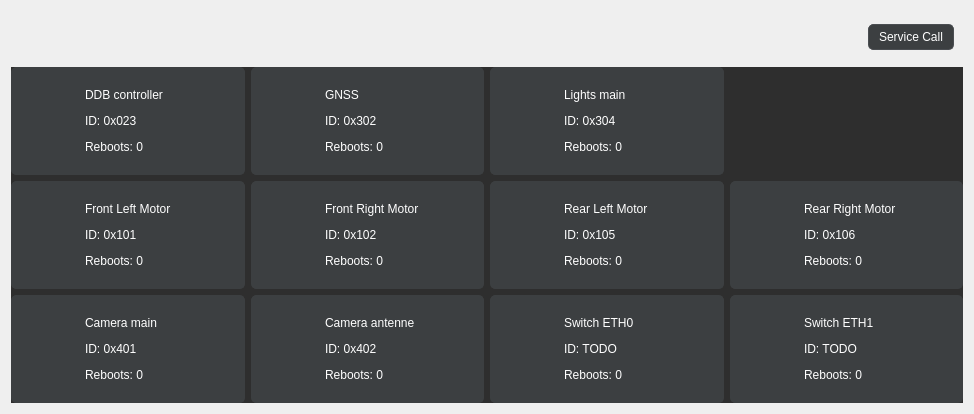
Above: rover_gui/ui/ui/DeviceStatus.ui from robotique-udes/rover before the change. Below: the same form after it.
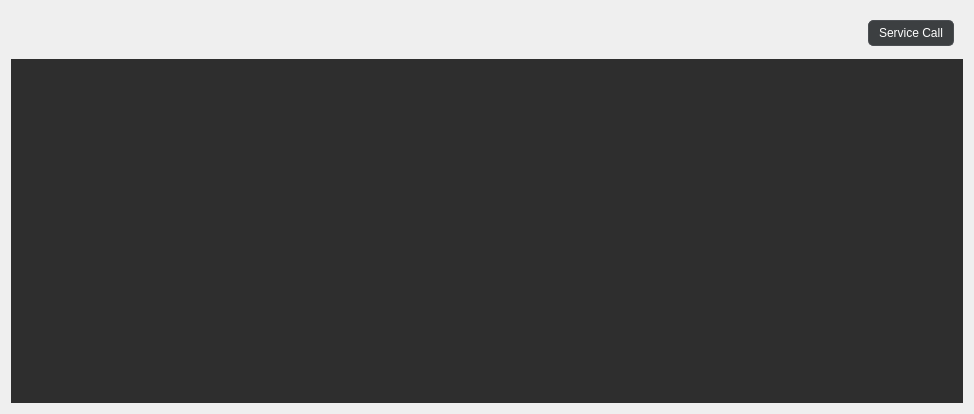
That is the form after the change. Icons and pictures are not drawn.

Commit message: Tests with flow layout

```diff
--- a/rover_gui/ui/ui/DeviceStatus.ui
+++ b/rover_gui/ui/ui/DeviceStatus.ui
@@ -10,861 +10,33 @@
     <height>414</height>
    </rect>
   </property>
+  <property name="sizePolicy">
+   <sizepolicy hsizetype="Expanding" vsizetype="Expanding">
+    <horstretch>0</horstretch>
+    <verstretch>1</verstretch>
+   </sizepolicy>
+  </property>
   <property name="windowTitle">
    <string>Form</string>
   </property>
   <property name="styleSheet">
    <string notr="true"/>
   </property>
-  <layout class="QGridLayout" name="gridLayout_2">
+  <layout class="QGridLayout" name="gridLayout_2" rowstretch="0,1" columnstretch="0,0,0,0,0,1">
    <item row="1" column="5">
     <widget class="QWidget" name="deviceInfos" native="true">
+     <property name="sizePolicy">
+      <sizepolicy hsizetype="Expanding" vsizetype="Expanding">
+       <horstretch>0</horstretch>
+       <verstretch>0</verstretch>
+      </sizepolicy>
+     </property>
      <property name="styleSheet">
       <string notr="true">QWidget {
      background-color: #2e2e2e;
     color: #ffffff;
 }</string>
      </property>
-     <layout class="QGridLayout" name="gridLayout">
-      <property name="leftMargin">
-       <number>0</number>
-      </property>
-      <property name="topMargin">
-       <number>0</number>
-      </property>
-      <property name="rightMargin">
-       <number>0</number>
-      </property>
-      <property name="bottomMargin">
-       <number>0</number>
-      </property>
-      <property name="horizontalSpacing">
-       <number>6</number>
-      </property>
-      <item row="3" column="3">
-       <widget class="QWidget" name="switchETH0" native="true">
-        <property name="styleSheet">
-         <string notr="true">QWidget {
-		background-color: #3c3f41;
-		color: #FFFFFF;
-		border: 1px solid #3c3f41;
-		border-radius: 5px;
-		padding: 5px 10px;
-}</string>
-        </property>
-        <layout class="QGridLayout" name="gridLayout_12">
-         <property name="leftMargin">
-          <number>0</number>
-         </property>
-         <property name="topMargin">
-          <number>0</number>
-         </property>
-         <property name="rightMargin">
-          <number>0</number>
-         </property>
-         <property name="bottomMargin">
-          <number>0</number>
-         </property>
-         <property name="spacing">
-          <number>0</number>
-         </property>
-         <item row="0" column="0">
-          <widget class="QLabel" name="switchETH0Icon">
-           <property name="enabled">
-            <bool>true</bool>
-           </property>
-           <property name="sizePolicy">
-            <sizepolicy hsizetype="Minimum" vsizetype="Minimum">
-             <horstretch>0</horstretch>
-             <verstretch>0</verstretch>
-            </sizepolicy>
-           </property>
-           <property name="maximumSize">
-            <size>
-             <width>60</width>
-             <height>60</height>
-            </size>
-           </property>
-           <property name="autoFillBackground">
-            <bool>false</bool>
-           </property>
-           <property name="lineWidth">
-            <number>1</number>
-           </property>
-           <property name="text">
-            <string/>
-           </property>
-           <property name="pixmap">
-            <pixmap resource="../../src/Global/Constant/resources.qrc">:/icons/ethswitch.png</pixmap>
-           </property>
-           <property name="scaledContents">
-            <bool>true</bool>
-           </property>
-          </widget>
-         </item>
-         <item row="0" column="1">
-          <widget class="QLabel" name="switchETH0Info">
-           <property name="text">
-            <string>&lt;html&gt;&lt;head/&gt;&lt;body&gt;&lt;p&gt;Switch ETH0&lt;/p&gt;&lt;p&gt;ID: TODO&lt;/p&gt;&lt;p&gt;Reboots: 0&lt;/p&gt;&lt;/body&gt;&lt;/html&gt;</string>
-           </property>
-           <property name="wordWrap">
-            <bool>false</bool>
-           </property>
-          </widget>
-         </item>
-        </layout>
-       </widget>
-      </item>
-      <item row="1" column="1">
-       <widget class="QWidget" name="frontleftMotor" native="true">
-        <property name="styleSheet">
-         <string notr="true">QWidget {
-		background-color: #3c3f41;
-		color: #FFFFFF;
-		border: 1px solid #3c3f41;
-		border-radius: 5px;
-		padding: 5px 10px;
-}</string>
-        </property>
-        <layout class="QGridLayout" name="gridLayout_11">
-         <property name="leftMargin">
-          <number>0</number>
-         </property>
-         <property name="topMargin">
-          <number>0</number>
-         </property>
-         <property name="rightMargin">
-          <number>0</number>
-         </property>
-         <property name="bottomMargin">
-          <number>0</number>
-         </property>
-         <property name="spacing">
-          <number>0</number>
-         </property>
-         <item row="0" column="1">
-          <widget class="QLabel" name="frontleftMotorIcon">
-           <property name="enabled">
-            <bool>true</bool>
-           </property>
-           <property name="sizePolicy">
-            <sizepolicy hsizetype="Minimum" vsizetype="Minimum">
-             <horstretch>0</horstretch>
-             <verstretch>0</verstretch>
-            </sizepolicy>
-           </property>
-           <property name="maximumSize">
-            <size>
-             <width>60</width>
-             <height>60</height>
-            </size>
-           </property>
-           <property name="autoFillBackground">
-            <bool>false</bool>
-           </property>
-           <property name="lineWidth">
-            <number>1</number>
-           </property>
-           <property name="text">
-            <string/>
-           </property>
-           <property name="pixmap">
-            <pixmap resource="../../src/Global/Constant/resources.qrc">:/icons/motor.png</pixmap>
-           </property>
-           <property name="scaledContents">
-            <bool>true</bool>
-           </property>
-          </widget>
-         </item>
-         <item row="0" column="2">
-          <widget class="QLabel" name="frontleftMotorInfo">
-           <property name="sizePolicy">
-            <sizepolicy hsizetype="Preferred" vsizetype="Preferred">
-             <horstretch>0</horstretch>
-             <verstretch>0</verstretch>
-            </sizepolicy>
-           </property>
-           <property name="text">
-            <string>&lt;html&gt;&lt;head/&gt;&lt;body&gt;&lt;p&gt;Front Left Motor&lt;/p&gt;&lt;p&gt;ID: 0x101&lt;/p&gt;&lt;p&gt;Reboots: 0&lt;/p&gt;&lt;/body&gt;&lt;/html&gt;</string>
-           </property>
-           <property name="wordWrap">
-            <bool>false</bool>
-           </property>
-          </widget>
-         </item>
-        </layout>
-       </widget>
-      </item>
-      <item row="0" column="1">
-       <widget class="QWidget" name="ddbController" native="true">
-        <property name="styleSheet">
-         <string notr="true">QWidget {
-		background-color: #3c3f41;
-		color: #FFFFFF;
-		border: 1px solid #3c3f41;
-		border-radius: 5px;
-		padding: 5px 10px;
-}</string>
-        </property>
-        <layout class="QGridLayout" name="gridLayout_18">
-         <property name="leftMargin">
-          <number>0</number>
-         </property>
-         <property name="topMargin">
-          <number>0</number>
-         </property>
-         <property name="rightMargin">
-          <number>0</number>
-         </property>
-         <property name="bottomMargin">
-          <number>0</number>
-         </property>
-         <property name="spacing">
-          <number>0</number>
-         </property>
-         <item row="0" column="0">
-          <widget class="QLabel" name="ddbControllerIcon">
-           <property name="enabled">
-            <bool>true</bool>
-           </property>
-           <property name="sizePolicy">
-            <sizepolicy hsizetype="Minimum" vsizetype="Minimum">
-             <horstretch>0</horstretch>
-             <verstretch>0</verstretch>
-            </sizepolicy>
-           </property>
-           <property name="maximumSize">
-            <size>
-             <width>60</width>
-             <height>60</height>
-            </size>
-           </property>
-           <property name="autoFillBackground">
-            <bool>false</bool>
-           </property>
-           <property name="lineWidth">
-            <number>1</number>
-           </property>
-           <property name="text">
-            <string/>
-           </property>
-           <property name="pixmap">
-            <pixmap resource="../../src/Global/Constant/resources.qrc">:/icons/ddb.png</pixmap>
-           </property>
-           <property name="scaledContents">
-            <bool>true</bool>
-           </property>
-          </widget>
-         </item>
-         <item row="0" column="2">
-          <widget class="QLabel" name="ddbControllerInfo">
-           <property name="text">
-            <string>&lt;html&gt;&lt;head/&gt;&lt;body&gt;&lt;p&gt;DDB controller&lt;/p&gt;&lt;p&gt;ID: 0x023&lt;/p&gt;&lt;p&gt;Reboots: 0&lt;/p&gt;&lt;/body&gt;&lt;/html&gt;</string>
-           </property>
-           <property name="textFormat">
-            <enum>Qt::AutoText</enum>
-           </property>
-           <property name="wordWrap">
-            <bool>false</bool>
-           </property>
-          </widget>
-         </item>
-        </layout>
-       </widget>
-      </item>
-      <item row="1" column="4">
-       <widget class="QWidget" name="rearrightMotor" native="true">
-        <property name="styleSheet">
-         <string notr="true">QWidget {
-		background-color: #3c3f41;
-		color: #FFFFFF;
-		border: 1px solid #3c3f41;
-		border-radius: 5px;
-		padding: 5px 10px;
-}</string>
-        </property>
-        <layout class="QGridLayout" name="gridLayout_10">
-         <property name="leftMargin">
-          <number>0</number>
-         </property>
-         <property name="topMargin">
-          <number>0</number>
-         </property>
-         <property name="rightMargin">
-          <number>0</number>
-         </property>
-         <property name="bottomMargin">
-          <number>0</number>
-         </property>
-         <property name="spacing">
-          <number>0</number>
-         </property>
-         <item row="0" column="1">
-          <widget class="QLabel" name="rearrightMotorIcon">
-           <property name="enabled">
-            <bool>true</bool>
-           </property>
-           <property name="sizePolicy">
-            <sizepolicy hsizetype="Minimum" vsizetype="Minimum">
-             <horstretch>0</horstretch>
-             <verstretch>0</verstretch>
-            </sizepolicy>
-           </property>
-           <property name="maximumSize">
-            <size>
-             <width>60</width>
-             <height>60</height>
-            </size>
-           </property>
-           <property name="autoFillBackground">
-            <bool>false</bool>
-           </property>
-           <property name="lineWidth">
-            <number>1</number>
-           </property>
-           <property name="text">
-            <string/>
-           </property>
-           <property name="pixmap">
-            <pixmap resource="../../src/Global/Constant/resources.qrc">:/icons/motor.png</pixmap>
-           </property>
-           <property name="scaledContents">
-            <bool>true</bool>
-           </property>
-          </widget>
-         </item>
-         <item row="0" column="2">
-          <widget class="QLabel" name="rearrightMotorInfo">
-           <property name="text">
-            <string>&lt;html&gt;&lt;head/&gt;&lt;body&gt;&lt;p&gt;Rear Right Motor&lt;/p&gt;&lt;p&gt;ID: 0x106&lt;/p&gt;&lt;p&gt;Reboots: 0&lt;/p&gt;&lt;/body&gt;&lt;/html&gt;</string>
-           </property>
-           <property name="wordWrap">
-            <bool>false</bool>
-           </property>
-          </widget>
-         </item>
-        </layout>
-       </widget>
-      </item>
-      <item row="0" column="3">
-       <widget class="QWidget" name="lightsMain" native="true">
-        <property name="styleSheet">
-         <string notr="true">QWidget {
-		background-color: #3c3f41;
-		color: #FFFFFF;
-		border: 1px solid #3c3f41;
-		border-radius: 5px;
-		padding: 5px 10px;
-}</string>
-        </property>
-        <layout class="QGridLayout" name="gridLayout_16">
-         <property name="leftMargin">
-          <number>0</number>
-         </property>
-         <property name="topMargin">
-          <number>0</number>
-         </property>
-         <property name="rightMargin">
-          <number>0</number>
-         </property>
-         <property name="bottomMargin">
-          <number>0</number>
-         </property>
-         <property name="spacing">
-          <number>0</number>
-         </property>
-         <item row="0" column="1">
-          <widget class="QLabel" name="lightsMainInfo">
-           <property name="text">
-            <string>&lt;html&gt;&lt;head/&gt;&lt;body&gt;&lt;p&gt;Lights main&lt;/p&gt;&lt;p&gt;ID: 0x304&lt;/p&gt;&lt;p&gt;Reboots: 0&lt;/p&gt;&lt;/body&gt;&lt;/html&gt;</string>
-           </property>
-           <property name="wordWrap">
-            <bool>false</bool>
-           </property>
-          </widget>
-         </item>
-         <item row="0" column="0">
-          <widget class="QLabel" name="lightsMainIcon">
-           <property name="enabled">
-            <bool>true</bool>
-           </property>
-           <property name="sizePolicy">
-            <sizepolicy hsizetype="Minimum" vsizetype="Minimum">
-             <horstretch>0</horstretch>
-             <verstretch>0</verstretch>
-            </sizepolicy>
-           </property>
-           <property name="maximumSize">
-            <size>
-             <width>60</width>
-             <height>60</height>
-            </size>
-           </property>
-           <property name="autoFillBackground">
-            <bool>false</bool>
-           </property>
-           <property name="lineWidth">
-            <number>1</number>
-           </property>
-           <property name="text">
-            <string/>
-           </property>
-           <property name="pixmap">
-            <pixmap resource="../../src/Global/Constant/resources.qrc">:/icons/light.png</pixmap>
-           </property>
-           <property name="scaledContents">
-            <bool>true</bool>
-           </property>
-          </widget>
-         </item>
-        </layout>
-       </widget>
-      </item>
-      <item row="3" column="1">
-       <widget class="QWidget" name="cameraMain" native="true">
-        <property name="styleSheet">
-         <string notr="true">QWidget {
-		background-color: #3c3f41;
-		color: #FFFFFF;
-		border: 1px solid #3c3f41;
-		border-radius: 5px;
-		padding: 5px 10px;
-}</string>
-        </property>
-        <layout class="QGridLayout" name="gridLayout_15">
-         <property name="leftMargin">
-          <number>0</number>
-         </property>
-         <property name="topMargin">
-          <number>0</number>
-         </property>
-         <property name="rightMargin">
-          <number>0</number>
-         </property>
-         <property name="bottomMargin">
-          <number>0</number>
-         </property>
-         <property name="spacing">
-          <number>0</number>
-         </property>
-         <item row="0" column="0">
-          <widget class="QLabel" name="CamMainIcon">
-           <property name="enabled">
-            <bool>true</bool>
-           </property>
-           <property name="sizePolicy">
-            <sizepolicy hsizetype="Minimum" vsizetype="Minimum">
-             <horstretch>0</horstretch>
-             <verstretch>0</verstretch>
-            </sizepolicy>
-           </property>
-           <property name="maximumSize">
-            <size>
-             <width>60</width>
-             <height>60</height>
-            </size>
-           </property>
-           <property name="autoFillBackground">
-            <bool>false</bool>
-           </property>
-           <property name="lineWidth">
-            <number>1</number>
-           </property>
-           <property name="text">
-            <string/>
-           </property>
-           <property name="pixmap">
-            <pixmap resource="../../src/Global/Constant/resources.qrc">:/icons/camera.png</pixmap>
-           </property>
-           <property name="scaledContents">
-            <bool>true</bool>
-           </property>
-          </widget>
-         </item>
-         <item row="0" column="1">
-          <widget class="QLabel" name="cameraMainInfo">
-           <property name="text">
-            <string>&lt;html&gt;&lt;head/&gt;&lt;body&gt;&lt;p&gt;Camera main&lt;/p&gt;&lt;p&gt;ID: 0x401&lt;/p&gt;&lt;p&gt;Reboots: 0&lt;/p&gt;&lt;/body&gt;&lt;/html&gt;</string>
-           </property>
-           <property name="wordWrap">
-            <bool>false</bool>
-           </property>
-          </widget>
-         </item>
-        </layout>
-       </widget>
-      </item>
-      <item row="1" column="2">
-       <widget class="QWidget" name="frontrightMotor" native="true">
-        <property name="styleSheet">
-         <string notr="true">QWidget {
-		background-color: #3c3f41;
-		color: #FFFFFF;
-		border: 1px solid #3c3f41;
-		border-radius: 5px;
-		padding: 5px 10px;
-}</string>
-        </property>
-        <layout class="QGridLayout" name="gridLayout_3">
-         <property name="leftMargin">
-          <number>0</number>
-         </property>
-         <property name="topMargin">
-          <number>0</number>
-         </property>
-         <property name="rightMargin">
-          <number>0</number>
-         </property>
-         <property name="bottomMargin">
-          <number>0</number>
-         </property>
-         <property name="spacing">
-          <number>0</number>
-         </property>
-         <item row="0" column="1">
-          <widget class="QLabel" name="frontrightMotorInfo">
-           <property name="text">
-            <string>&lt;html&gt;&lt;head/&gt;&lt;body&gt;&lt;p&gt;Front Right Motor&lt;/p&gt;&lt;p&gt;ID: 0x102&lt;/p&gt;&lt;p&gt;Reboots: 0&lt;/p&gt;&lt;/body&gt;&lt;/html&gt;</string>
-           </property>
-           <property name="wordWrap">
-            <bool>false</bool>
-           </property>
-          </widget>
-         </item>
-         <item row="0" column="0">
-          <widget class="QLabel" name="frontrightMotorIcon">
-           <property name="enabled">
-            <bool>true</bool>
-           </property>
-           <property name="sizePolicy">
-            <sizepolicy hsizetype="Minimum" vsizetype="Minimum">
-             <horstretch>0</horstretch>
-             <verstretch>0</verstretch>
-            </sizepolicy>
-           </property>
-           <property name="maximumSize">
-            <size>
-             <width>60</width>
-             <height>60</height>
-            </size>
-           </property>
-           <property name="autoFillBackground">
-            <bool>false</bool>
-           </property>
-           <property name="lineWidth">
-            <number>1</number>
-           </property>
-           <property name="text">
-            <string/>
-           </property>
-           <property name="pixmap">
-            <pixmap resource="../../src/Global/Constant/resources.qrc">:/icons/motor.png</pixmap>
-           </property>
-           <property name="scaledContents">
-            <bool>true</bool>
-           </property>
-          </widget>
-         </item>
-        </layout>
-       </widget>
-      </item>
-      <item row="3" column="2">
-       <widget class="QWidget" name="cameraAntenne" native="true">
-        <property name="styleSheet">
-         <string notr="true">QWidget {
-		background-color: #3c3f41;
-		color: #FFFFFF;
-		border: 1px solid #3c3f41;
-		border-radius: 5px;
-		padding: 5px 10px;
-}</string>
-        </property>
-        <layout class="QGridLayout" name="gridLayout_8">
-         <property name="leftMargin">
-          <number>0</number>
-         </property>
-         <property name="topMargin">
-          <number>0</number>
-         </property>
-         <property name="rightMargin">
-          <number>0</number>
-         </property>
-         <property name="bottomMargin">
-          <number>0</number>
-         </property>
-         <property name="spacing">
-          <number>0</number>
-         </property>
-         <item row="0" column="0">
-          <widget class="QLabel" name="camAntIcon">
-           <property name="enabled">
-            <bool>true</bool>
-           </property>
-           <property name="sizePolicy">
-            <sizepolicy hsizetype="Minimum" vsizetype="Minimum">
-             <horstretch>0</horstretch>
-             <verstretch>0</verstretch>
-            </sizepolicy>
-           </property>
-           <property name="maximumSize">
-            <size>
-             <width>60</width>
-             <height>60</height>
-            </size>
-           </property>
-           <property name="autoFillBackground">
-            <bool>false</bool>
-           </property>
-           <property name="lineWidth">
-            <number>1</number>
-           </property>
-           <property name="text">
-            <string/>
-           </property>
-           <property name="pixmap">
-            <pixmap resource="../../src/Global/Constant/resources.qrc">:/icons/camera.png</pixmap>
-           </property>
-           <property name="scaledContents">
-            <bool>true</bool>
-           </property>
-          </widget>
-         </item>
-         <item row="0" column="1">
-          <widget class="QLabel" name="cameraAntenneInfo">
-           <property name="text">
-            <string>&lt;html&gt;&lt;head/&gt;&lt;body&gt;&lt;p&gt;Camera antenne&lt;/p&gt;&lt;p&gt;ID: 0x402&lt;/p&gt;&lt;p&gt;Reboots: 0&lt;/p&gt;&lt;/body&gt;&lt;/html&gt;</string>
-           </property>
-           <property name="wordWrap">
-            <bool>false</bool>
-           </property>
-          </widget>
-         </item>
-        </layout>
-       </widget>
-      </item>
-      <item row="0" column="2">
-       <widget class="QWidget" name="gnss" native="true">
-        <property name="styleSheet">
-         <string notr="true">QWidget {
-		background-color: #3c3f41;
-		color: #FFFFFF;
-		border: 1px solid #3c3f41;
-		border-radius: 5px;
-		padding: 5px 10px;
-}</string>
-        </property>
-        <layout class="QGridLayout" name="gridLayout_17">
-         <property name="leftMargin">
-          <number>0</number>
-         </property>
-         <property name="topMargin">
-          <number>0</number>
-         </property>
-         <property name="rightMargin">
-          <number>0</number>
-         </property>
-         <property name="bottomMargin">
-          <number>0</number>
-         </property>
-         <property name="spacing">
-          <number>0</number>
-         </property>
-         <item row="0" column="1">
-          <widget class="QLabel" name="gnssInfo">
-           <property name="text">
-            <string>&lt;html&gt;&lt;head/&gt;&lt;body&gt;&lt;p&gt;GNSS&lt;/p&gt;&lt;p&gt;ID: 0x302&lt;/p&gt;&lt;p&gt;Reboots: 0&lt;/p&gt;&lt;/body&gt;&lt;/html&gt;</string>
-           </property>
-           <property name="wordWrap">
-            <bool>false</bool>
-           </property>
-          </widget>
-         </item>
-         <item row="0" column="0">
-          <widget class="QLabel" name="gnssIcon">
-           <property name="enabled">
-            <bool>true</bool>
-           </property>
-           <property name="sizePolicy">
-            <sizepolicy hsizetype="Minimum" vsizetype="Minimum">
-             <horstretch>0</horstretch>
-             <verstretch>0</verstretch>
-            </sizepolicy>
-           </property>
-           <property name="maximumSize">
-            <size>
-             <width>60</width>
-             <height>60</height>
-            </size>
-           </property>
-           <property name="autoFillBackground">
-            <bool>false</bool>
-           </property>
-           <property name="lineWidth">
-            <number>1</number>
-           </property>
-           <property name="text">
-            <string/>
-           </property>
-           <property name="pixmap">
-            <pixmap resource="../../src/Global/Constant/resources.qrc">:/icons/gnss.png</pixmap>
-           </property>
-           <property name="scaledContents">
-            <bool>true</bool>
-           </property>
-          </widget>
-         </item>
-        </layout>
-       </widget>
-      </item>
-      <item row="3" column="4">
-       <widget class="QWidget" name="switchETH1" native="true">
-        <property name="styleSheet">
-         <string notr="true">QWidget {
-		background-color: #3c3f41;
-		color: #FFFFFF;
-		border: 1px solid #3c3f41;
-		border-radius: 5px;
-		padding: 5px 10px;
-}</string>
-        </property>
-        <layout class="QGridLayout" name="gridLayout_14">
-         <property name="leftMargin">
-          <number>0</number>
-         </property>
-         <property name="topMargin">
-          <number>0</number>
-         </property>
-         <property name="rightMargin">
-          <number>0</number>
-         </property>
-         <property name="bottomMargin">
-          <number>0</number>
-         </property>
-         <property name="spacing">
-          <number>0</number>
-         </property>
-         <item row="0" column="0">
-          <widget class="QLabel" name="switchETH1Icon">
-           <property name="enabled">
-            <bool>true</bool>
-           </property>
-           <property name="sizePolicy">
-            <sizepolicy hsizetype="Minimum" vsizetype="Minimum">
-             <horstretch>0</horstretch>
-             <verstretch>0</verstretch>
-            </sizepolicy>
-           </property>
-           <property name="maximumSize">
-            <size>
-             <width>60</width>
-             <height>60</height>
-            </size>
-           </property>
-           <property name="autoFillBackground">
-            <bool>false</bool>
-           </property>
-           <property name="lineWidth">
-            <number>1</number>
-           </property>
-           <property name="text">
-            <string/>
-           </property>
-           <property name="pixmap">
-            <pixmap resource="../../src/Global/Constant/resources.qrc">:/icons/ethswitch.png</pixmap>
-           </property>
-           <property name="scaledContents">
-            <bool>true</bool>
-           </property>
-          </widget>
-         </item>
-         <item row="0" column="1">
-          <widget class="QLabel" name="switchETH1Info">
-           <property name="text">
-            <string>&lt;html&gt;&lt;head/&gt;&lt;body&gt;&lt;p&gt;Switch ETH1&lt;/p&gt;&lt;p&gt;ID: TODO&lt;/p&gt;&lt;p&gt;Reboots: 0&lt;/p&gt;&lt;/body&gt;&lt;/html&gt;</string>
-           </property>
-           <property name="wordWrap">
-            <bool>false</bool>
-           </property>
-          </widget>
-         </item>
-        </layout>
-       </widget>
-      </item>
-      <item row="1" column="3">
-       <widget class="QWidget" name="rearleftMotor" native="true">
-        <property name="styleSheet">
-         <string notr="true">QWidget {
-		background-color: #3c3f41;
-		color: #FFFFFF;
-		border: 1px solid #3c3f41;
-		border-radius: 5px;
-		padding: 5px 10px;
-}</string>
-        </property>
-        <layout class="QGridLayout" name="gridLayout_9">
-         <property name="leftMargin">
-          <number>0</number>
-         </property>
-         <property name="topMargin">
-          <number>0</number>
-         </property>
-         <property name="rightMargin">
-          <number>0</number>
-         </property>
-         <property name="bottomMargin">
-          <number>0</number>
-         </property>
-         <property name="spacing">
-          <number>0</number>
-         </property>
-         <item row="0" column="0">
-          <widget class="QLabel" name="rearleftMotorIcon">
-           <property name="enabled">
-            <bool>true</bool>
-           </property>
-           <property name="sizePolicy">
-            <sizepolicy hsizetype="Minimum" vsizetype="Minimum">
-             <horstretch>0</horstretch>
-             <verstretch>0</verstretch>
-            </sizepolicy>
-           </property>
-           <property name="maximumSize">
-            <size>
-             <width>60</width>
-             <height>60</height>
-            </size>
-           </property>
-           <property name="autoFillBackground">
-            <bool>false</bool>
-           </property>
-           <property name="lineWidth">
-            <number>1</number>
-           </property>
-           <property name="text">
-            <string/>
-           </property>
-           <property name="pixmap">
-            <pixmap resource="../../src/Global/Constant/resources.qrc">:/icons/motor.png</pixmap>
-           </property>
-           <property name="scaledContents">
-            <bool>true</bool>
-           </property>
-          </widget>
-         </item>
-         <item row="0" column="1">
-          <widget class="QLabel" name="rearleftMotorInfo">
-           <property name="text">
-            <string>&lt;html&gt;&lt;head/&gt;&lt;body&gt;&lt;p&gt;Rear Left Motor&lt;/p&gt;&lt;p&gt;ID: 0x105&lt;/p&gt;&lt;p&gt;Reboots: 0&lt;/p&gt;&lt;/body&gt;&lt;/html&gt;</string>
-           </property>
-           <property name="wordWrap">
-            <bool>false</bool>
-           </property>
-          </widget>
-         </item>
-        </layout>
-       </widget>
-      </item>
-     </layout>
     </widget>
    </item>
    <item row="0" column="5">
```
The commit also changes 3 other files.
